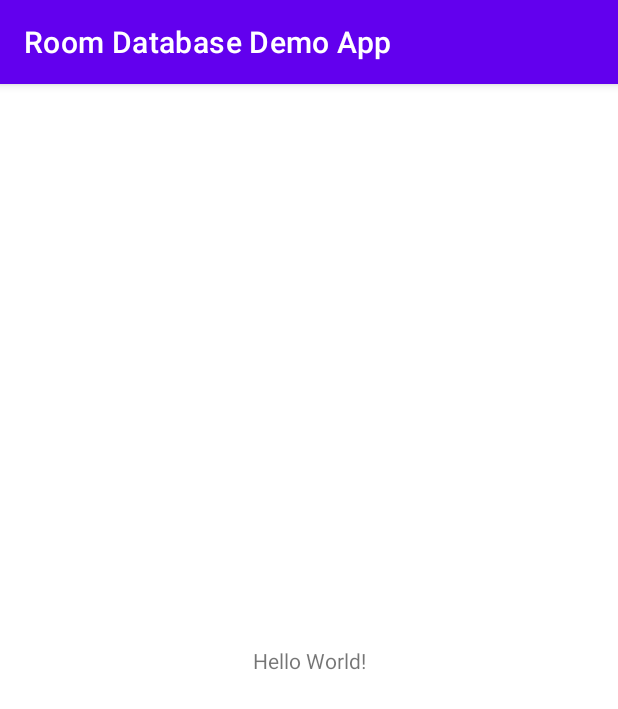
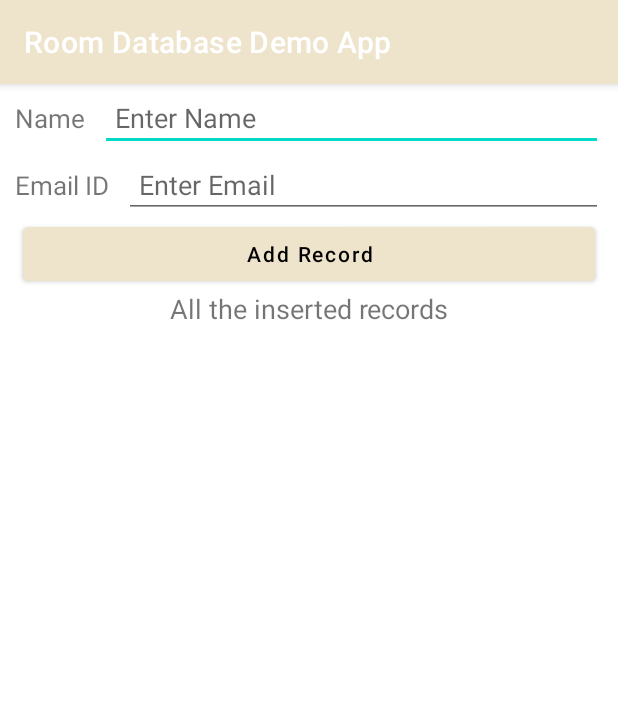
Before and after one commit to shahrazeahmad07/Room-Database-Demo-App, an Android app: the screen it shows after launch (MainActivity), on a phone screen of 412 x 824 dp. Shown: the top 709 px of the screen. Run offline under Robolectric (Android 15) with nearby library versions, the phone set to English and light mode, and no system bars.

Commit message:
front end layout set

```diff
--- a/app/src/main/res/layout/activity_main.xml
+++ b/app/src/main/res/layout/activity_main.xml
@@ -6,13 +6,92 @@
     android:layout_height="match_parent"
     tools:context=".MainActivity">
 
-    <TextView
-        android:layout_width="wrap_content"
+    <LinearLayout
+        android:id="@+id/llName"
+        android:layout_width="match_parent"
         android:layout_height="wrap_content"
-        android:text="Hello World!"
-        app:layout_constraintBottom_toBottomOf="parent"
+        android:orientation="horizontal"
         app:layout_constraintEnd_toEndOf="parent"
         app:layout_constraintStart_toStartOf="parent"
-        app:layout_constraintTop_toTopOf="parent" />
+        app:layout_constraintTop_toTopOf="parent">
+
+        <TextView
+            android:layout_width="wrap_content"
+            android:layout_height="wrap_content"
+            android:padding="10dp"
+            android:text="@string/name"
+            android:textSize="17sp" />
+
+        <EditText
+            android:id="@+id/etName"
+            android:layout_width="match_parent"
+            android:layout_height="wrap_content"
+            android:layout_marginEnd="10dp"
+            android:autofillHints="name"
+            android:hint="@string/enter_name"
+            android:inputType="textAutoComplete"
+            android:padding="10dp" />
+
+    </LinearLayout>
+
+    <LinearLayout
+        android:id="@+id/llEmail"
+        android:layout_width="match_parent"
+        android:layout_height="wrap_content"
+        android:orientation="horizontal"
+        app:layout_constraintEnd_toEndOf="parent"
+        app:layout_constraintStart_toStartOf="parent"
+        app:layout_constraintTop_toBottomOf="@id/llName">
+
+        <TextView
+            android:layout_width="wrap_content"
+            android:layout_height="wrap_content"
+            android:padding="10dp"
+            android:text="@string/email_id"
+            android:textSize="17sp" />
+
+        <EditText
+            android:id="@+id/etEmail"
+            android:layout_width="match_parent"
+            android:layout_height="wrap_content"
+            android:layout_marginEnd="10dp"
+            android:autofillHints="emailAddress"
+            android:hint="@string/enter_email"
+            android:inputType="textEmailAddress"
+            android:padding="10dp" />
+
+    </LinearLayout>
+
+    <Button
+        android:layout_width="match_parent"
+        android:layout_height="wrap_content"
+        android:id="@+id/btnAddRecord"
+        app:layout_constraintTop_toBottomOf="@id/llEmail"
+        android:text="@string/add_record"
+        android:textAllCaps="false"
+        android:layout_marginHorizontal="15dp"
+        android:textColor="@color/black"/>
+
+    <TextView
+        android:layout_width="match_parent"
+        android:layout_height="wrap_content"
+        android:id="@+id/tvDisplay"
+        android:text="@string/all_the_inserted_records"
+        android:textSize="18sp"
+        app:layout_constraintTop_toBottomOf="@id/btnAddRecord"
+        android:gravity="center"
+        app:layout_constraintStart_toStartOf="parent"
+        app:layout_constraintEnd_toEndOf="parent"/>
+
+    <androidx.recyclerview.widget.RecyclerView
+        android:layout_width="0dp"
+        android:layout_height="0dp"
+        app:layout_constraintTop_toBottomOf="@id/tvDisplay"
+        android:id="@+id/recyclerView"
+        app:layout_constraintStart_toStartOf="parent"
+        app:layout_constraintEnd_toEndOf="parent"
+        app:layout_constraintBottom_toBottomOf="parent"
+        android:layout_margin="10dp"/>
+
 
 </androidx.constraintlayout.widget.ConstraintLayout>
--- a/app/src/main/res/values/colors.xml
+++ b/app/src/main/res/values/colors.xml
@@ -1,8 +1,8 @@
 <?xml version="1.0" encoding="utf-8"?>
 <resources>
     <color name="purple_200">#FFBB86FC</color>
-    <color name="purple_500">#FF6200EE</color>
-    <color name="purple_700">#FF3700B3</color>
+    <color name="purple_500">#EEE3CB</color>
+    <color name="purple_700">#9BABB8</color>
     <color name="teal_200">#FF03DAC5</color>
     <color name="teal_700">#FF018786</color>
     <color name="black">#FF000000</color>
--- a/app/src/main/res/values/strings.xml
+++ b/app/src/main/res/values/strings.xml
@@ -1,3 +1,9 @@
 <resources>
     <string name="app_name">Room Database Demo App</string>
+    <string name="name">Name</string>
+    <string name="enter_name">Enter Name</string>
+    <string name="email_id">Email ID</string>
+    <string name="enter_email">Enter Email</string>
+    <string name="add_record">Add Record</string>
+    <string name="all_the_inserted_records">All the inserted records</string>
 </resources>
```
